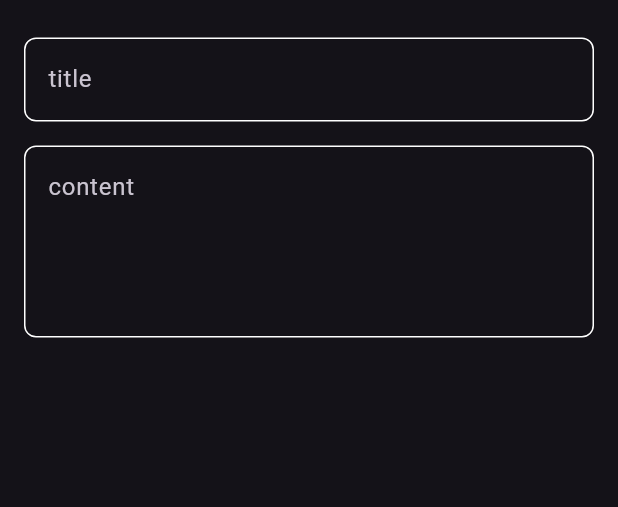
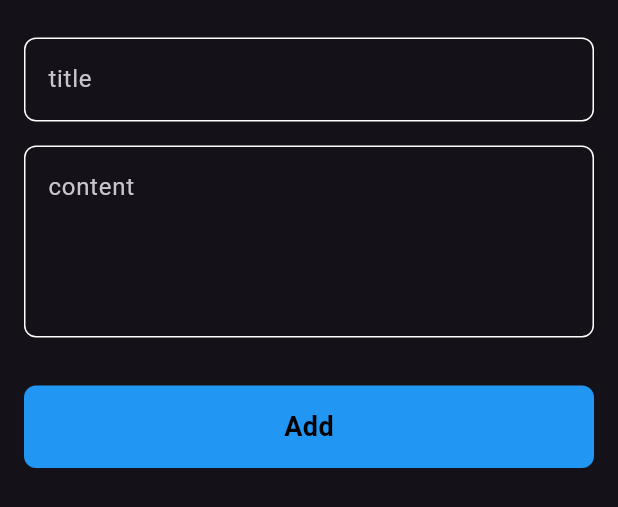
Before and after one commit to mariam280/note_app, a Flutter app: the AddNoteModalSheet widget shown alone on an empty page, opened directly, on a phone screen of 412 x 824 dp. Shown: the top 507 px of the screen. Run offline on Flutter 3.47's test engine with Material 3 defaults, Android fonts, the phone set to English and light mode, and no system bars.

Commit message:
create model sheet

```diff
--- a/lib/widgets/add_noteitem.dart
+++ b/lib/widgets/add_noteitem.dart
@@ -1,4 +1,5 @@
 import 'package:flutter/material.dart';
+import 'package:note_app/widgets/custom_button.dart';
 import 'package:note_app/widgets/custom_textfield.dart';
 
 class AddNoteModalSheet extends StatelessWidget {
@@ -8,6 +9,7 @@ class AddNoteModalSheet extends StatelessWidget {
   Widget build(BuildContext context) {
     return Padding(
       padding: const EdgeInsets.symmetric(horizontal: 16),
+      child: SingleChildScrollView(
         child: Column(
           children: [
             SizedBox(
@@ -23,7 +25,12 @@ class AddNoteModalSheet extends StatelessWidget {
               hint: 'content',
               maxLines: 4,
             ),
+            SizedBox(
+              height: 32,
+            ),
+            CustomButton(),
           ],
+        ),
       ),
     );
   }
```
Lines whose indentation alone changed are shown as unchanged.
